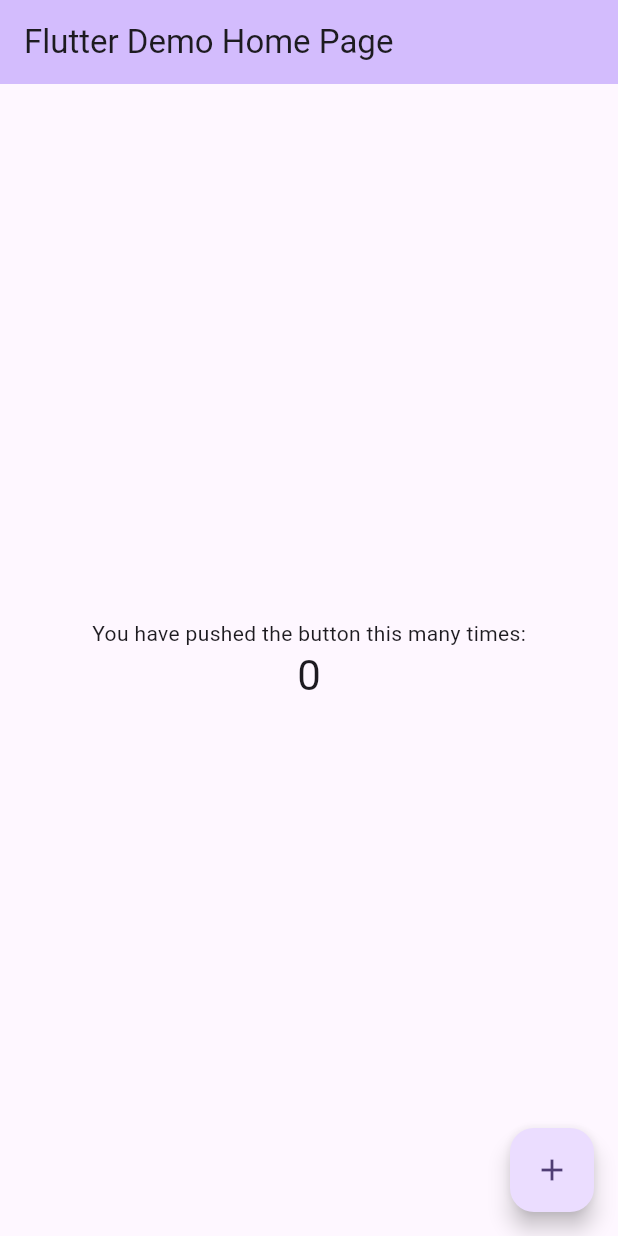
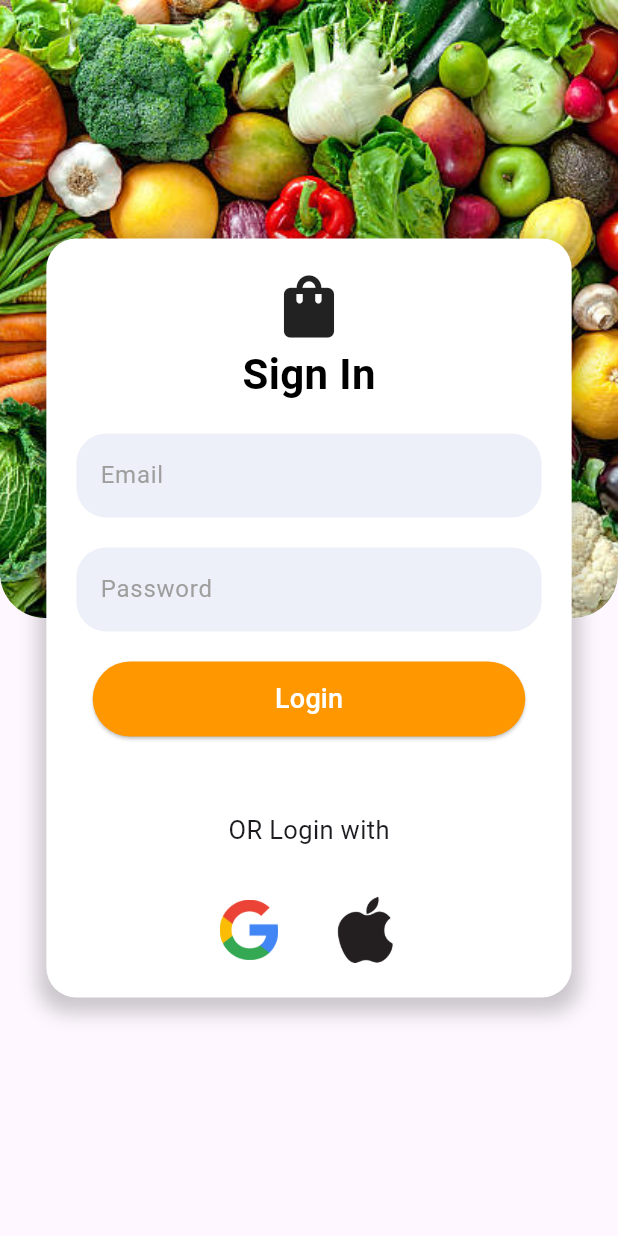
Before and after one commit to jayeshjaincodes/CropCart-App, a Flutter app: the screen it shows after launch, on a phone screen of 412 x 824 dp. Run offline on Flutter 3.47's test engine with Material 3 defaults, Android fonts, the phone set to English and light mode, and no system bars.

Commit message:
Added login

```diff
--- /dev/null
+++ b/lib/home_page.dart
@@ -0,0 +1,19 @@
+import 'package:flutter/material.dart';
+
+class HomePage extends StatefulWidget {
+  const HomePage({super.key});
+
+  @override
+  State<HomePage> createState() => _HomePageState();
+}
+
+class _HomePageState extends State<HomePage> {
+  @override
+  Widget build(BuildContext context) {
+    return Scaffold(
+      appBar: AppBar(
+        title: const Text('Home Page '),
+      ),
+    );
+  }
+}
--- /dev/null
+++ b/lib/login_page.dart
@@ -0,0 +1,167 @@
+import 'package:flutter/material.dart';
+
+class LoginPage extends StatefulWidget {
+  const LoginPage({super.key});
+
+  @override
+  State<LoginPage> createState() => _LoginPageState();
+}
+
+class _LoginPageState extends State<LoginPage> {
+
+  final emailController = TextEditingController();
+  final passwordController = TextEditingController();
+
+  @override
+  Widget build(BuildContext context) {
+    double screenWidth = MediaQuery.of(context).size.width;
+    double screenHeight = MediaQuery.of(context).size.height;
+
+    return Scaffold(
+      body: Stack(
+        children: [
+          ClipRRect(
+            borderRadius: BorderRadius.only(
+              bottomLeft: Radius.circular(30),
+              bottomRight: Radius.circular(30),
+            ),
+            child: Image.asset(
+              'assets/login-bg.jpg',
+              width: screenWidth,
+              height: screenHeight * 0.5,
+              fit: BoxFit.cover,
+            ),
+          ),
+
+          Center(
+            child: Container(
+              width: screenWidth * 0.85,
+              padding: EdgeInsets.all(20),
+              decoration: BoxDecoration(
+                color: Colors.white,
+                borderRadius: BorderRadius.circular(20),
+                boxShadow: [
+                  BoxShadow(
+                    color: Colors.black.withOpacity(0.2),
+                    blurRadius: 10,
+                    spreadRadius: 5,
+                    offset: Offset(0, 5), // Creates shadow below the container
+                  ),
+                ],
+              ),
+              child: Column(
+                mainAxisSize: MainAxisSize.min,
+                children: [
+                  Icon(Icons.shopping_bag,size: 50,),
+                  // Login form fields and button
+                  Text(
+                    'Sign In',
+                    style: TextStyle(
+                      fontSize: 28,
+                      fontWeight: FontWeight.bold,
+                      color: Colors.black,
+                    ),
+                  ),
+                  SizedBox(height: 20),
+
+                  // Email TextField
+                  TextFormField(
+                    controller: emailController,
+                    decoration: InputDecoration(
+                      border: InputBorder.none,
+                      fillColor: const Color(0xFFedf0f8),
+                      filled: true,
+                      hintText: 'Email',
+                      hintStyle: const TextStyle(color: Colors.grey),
+                      focusedBorder: OutlineInputBorder(
+                        borderRadius: BorderRadius.circular(20),
+                        borderSide: BorderSide.none,
+                      ),
+                      enabledBorder: OutlineInputBorder(
+                        borderRadius: BorderRadius.circular(20),
+                        borderSide: BorderSide.none,
+                      ),
+                    ),
+                    validator: (value) {
+                      if (value == null || value.isEmpty) {
+                        return 'Please enter your email';
+                      } else if (!RegExp(r'^[\w-\.]+@([\w-]+\.)+[\w]{2,4}').hasMatch(value)) {
+                        return 'Please enter a valid email';
+                      }
+                      return null;
+                    },
+                  ),
+                  SizedBox(height: 20),
+
+                  // Password TextField
+                  TextFormField(
+                    controller: passwordController,
+                    obscureText: true,
+                    decoration: InputDecoration(
+                      border: InputBorder.none,
+                      fillColor: const Color(0xFFedf0f8),
+                      filled: true,
+                      hintText: 'Password',
+                      hintStyle: const TextStyle(color: Colors.grey),
+                      focusedBorder: OutlineInputBorder(
+                        borderRadius: BorderRadius.circular(20),
+                        borderSide: BorderSide.none,
+                      ),
+                      enabledBorder: OutlineInputBorder(
+                        borderRadius: BorderRadius.circular(20),
+                        borderSide: BorderSide.none,
+                      ),
+                    ),
+                    validator: (value) {
+                      if (value == null || value.isEmpty) {
+                        return 'Please enter your password';
+                      }
+                      return null;
+                    },
+                  ),
+                  SizedBox(height: 20),
+
+                  // Login Button
+                  ElevatedButton(
+                    style: ElevatedButton.styleFrom(
+                      backgroundColor: Colors.orange, // Background color
+                      minimumSize: Size(screenWidth * 0.7, 50), // Button size
+                    ),
+                    onPressed: () {
+                      // Implement login functionality here
+                    },
+                    child: Text('Login', style: TextStyle(fontSize: 18,color: Colors.white)),
+                  ),
+
+
+                  const SizedBox(height: 50),
+                  const Text(
+                    'OR Login with',
+                    style: TextStyle(fontSize: 17),
+                  ),
+                  const SizedBox(height: 30.0),
+                  Row(
+                    mainAxisAlignment: MainAxisAlignment.center,
+                    children: [
+                      Image.asset(
+                        "assets/google.png",
+                        height: 40,
+                        width: 45,
+                      ),
+                      const SizedBox(width: 30.0),
+                      Image.asset(
+                        "assets/apple.png",
+                        height: 50,
+                        width: 50,
+                      ),
+                    ],
+                  ),
+                ],
+              ),
+            ),
+          ),
+        ],
+      ),
+    );
+  }
+}
--- a/lib/main.dart
+++ b/lib/main.dart
@@ -1,125 +1,18 @@
+import 'package:cropcart/home_page.dart';
+import 'package:cropcart/login_page.dart';
 import 'package:flutter/material.dart';
 
 void main() {
   runApp(const MyApp());
 }
-
-class MyApp extends StatelessWidget {
+ class MyApp extends StatelessWidget {
   const MyApp({super.key});
 
-  // This widget is the root of your application.
   @override
   Widget build(BuildContext context) {
     return MaterialApp(
-      title: 'Flutter Demo',
-      theme: ThemeData(
-        // This is the theme of your application.
-        //
-        // TRY THIS: Try running your application with "flutter run". You'll see
-        // the application has a purple toolbar. Then, without quitting the app,
-        // try changing the seedColor in the colorScheme below to Colors.green
-        // and then invoke "hot reload" (save your changes or press the "hot
-        // reload" button in a Flutter-supported IDE, or press "r" if you used
-        // the command line to start the app).
-        //
-        // Notice that the counter didn't reset back to zero; the application
-        // state is not lost during the reload. To reset the state, use hot
-        // restart instead.
-        //
-        // This works for code too, not just values: Most code changes can be
-        // tested with just a hot reload.
-        colorScheme: ColorScheme.fromSeed(seedColor: Colors.deepPurple),
-        useMaterial3: true,
-      ),
-      home: const MyHomePage(title: 'Flutter Demo Home Page'),
+      debugShowCheckedModeBanner: false,
+      home:  LoginPage(),
     );
   }
 }
-
-class MyHomePage extends StatefulWidget {
-  const MyHomePage({super.key, required this.title});
-
-  // This widget is the home page of your application. It is stateful, meaning
-  // that it has a State object (defined below) that contains fields that affect
-  // how it looks.
-
-  // This class is the configuration for the state. It holds the values (in this
-  // case the title) provided by the parent (in this case the App widget) and
-  // used by the build method of the State. Fields in a Widget subclass are
-  // always marked "final".
-
-  final String title;
-
-  @override
-  State<MyHomePage> createState() => _MyHomePageState();
-}
-
-class _MyHomePageState extends State<MyHomePage> {
-  int _counter = 0;
-
-  void _incrementCounter() {
-    setState(() {
-      // This call to setState tells the Flutter framework that something has
-      // changed in this State, which causes it to rerun the build method below
-      // so that the display can reflect the updated values. If we changed
-      // _counter without calling setState(), then the build method would not be
-      // called again, and so nothing would appear to happen.
-      _counter++;
-    });
-  }
-
-  @override
-  Widget build(BuildContext context) {
-    // This method is rerun every time setState is called, for instance as done
-    // by the _incrementCounter method above.
-    //
-    // The Flutter framework has been optimized to make rerunning build methods
-    // fast, so that you can just rebuild anything that needs updating rather
-    // than having to individually change instances of widgets.
-    return Scaffold(
-      appBar: AppBar(
-        // TRY THIS: Try changing the color here to a specific color (to
-        // Colors.amber, perhaps?) and trigger a hot reload to see the AppBar
-        // change color while the other colors stay the same.
-        backgroundColor: Theme.of(context).colorScheme.inversePrimary,
-        // Here we take the value from the MyHomePage object that was created by
-        // the App.build method, and use it to set our appbar title.
-        title: Text(widget.title),
-      ),
-      body: Center(
-        // Center is a layout widget. It takes a single child and positions it
-        // in the middle of the parent.
-        child: Column(
-          // Column is also a layout widget. It takes a list of children and
-          // arranges them vertically. By default, it sizes itself to fit its
-          // children horizontally, and tries to be as tall as its parent.
-          //
-          // Column has various properties to control how it sizes itself and
-          // how it positions its children. Here we use mainAxisAlignment to
-          // center the children vertically; the main axis here is the vertical
-          // axis because Columns are vertical (the cross axis would be
-          // horizontal).
-          //
-          // TRY THIS: Invoke "debug painting" (choose the "Toggle Debug Paint"
-          // action in the IDE, or press "p" in the console), to see the
-          // wireframe for each widget.
-          mainAxisAlignment: MainAxisAlignment.center,
-          children: <Widget>[
-            const Text(
-              'You have pushed the button this many times:',
-            ),
-            Text(
-              '$_counter',
-              style: Theme.of(context).textTheme.headlineMedium,
-            ),
-          ],
-        ),
-      ),
-      floatingActionButton: FloatingActionButton(
-        onPressed: _incrementCounter,
-        tooltip: 'Increment',
-        child: const Icon(Icons.add),
-      ), // This trailing comma makes auto-formatting nicer for build methods.
-    );
-  }
-}
--- a/pubspec.yaml
+++ b/pubspec.yaml
@@ -35,6 +35,7 @@ dependencies:
   # The following adds the Cupertino Icons font to your application.
   # Use with the CupertinoIcons class for iOS style icons.
   cupertino_icons: ^1.0.8
+  provider: ^6.1.2
 
 dev_dependencies:
   flutter_test:
@@ -59,9 +60,8 @@ flutter:
   uses-material-design: true
 
   # To add assets to your application, add an assets section, like this:
-  # assets:
-  #   - images/a_dot_burr.jpeg
-  #   - images/a_dot_ham.jpeg
+  assets:
+    - assets/
 
   # An image asset can refer to one or more resolution-specific "variants", see
   # https://flutter.dev/to/resolution-aware-images
```
Also changed, not shown: assets/apple.png (added), assets/google.png (added), assets/login-bg.jpg (added), pubspec.lock.
